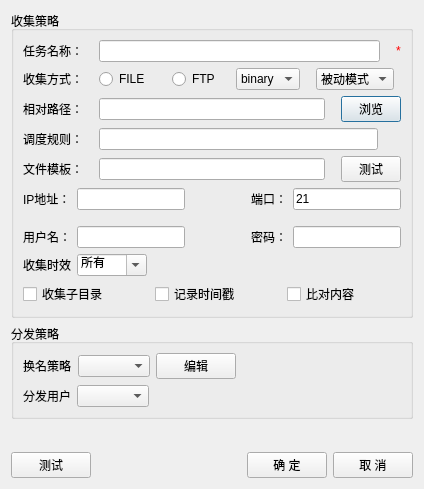
Qt form apps/DataTransfer/ui/collect.ui (liubojun/DataTransfer) before a commit.
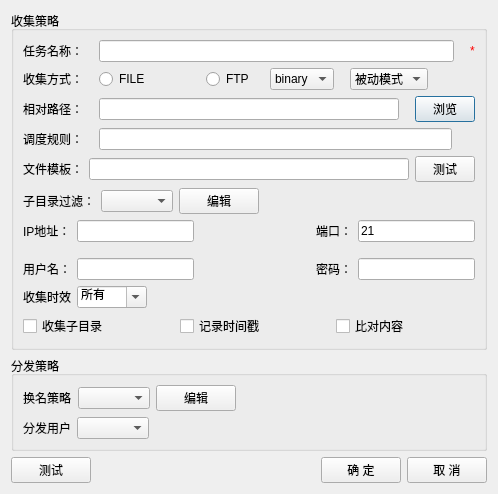
The same form after that commit. Icons and pictures are not drawn.

Commit message: 支持子目录文件名过滤

```diff
--- a/apps/DataTransfer/ui/collect.ui
+++ b/apps/DataTransfer/ui/collect.ui
@@ -6,20 +6,20 @@
    <rect>
     <x>0</x>
     <y>0</y>
-    <width>424</width>
-    <height>489</height>
+    <width>498</width>
+    <height>492</height>
    </rect>
   </property>
   <property name="windowTitle">
    <string>收集分发设置</string>
   </property>
-  <layout class="QVBoxLayout" name="verticalLayout_4">
+  <layout class="QVBoxLayout" name="verticalLayout_3">
    <item>
     <widget class="QGroupBox" name="groupBox">
      <property name="title">
       <string>收集策略</string>
      </property>
-     <layout class="QVBoxLayout" name="verticalLayout_3">
+     <layout class="QVBoxLayout" name="verticalLayout">
       <item>
        <layout class="QHBoxLayout" name="horizontalLayout">
         <property name="spacing">
@@ -201,22 +201,12 @@
       </item>
       <item>
        <layout class="QHBoxLayout" name="horizontalLayout_5">
-        <property name="spacing">
-         <number>16</number>
-        </property>
         <item>
-         <layout class="QVBoxLayout" name="verticalLayout">
-          <property name="spacing">
-           <number>16</number>
+         <widget class="QLabel" name="label_5">
+          <property name="text">
+           <string>文件模板：</string>
           </property>
-          <item>
-           <widget class="QLabel" name="label_5">
-            <property name="text">
-             <string>文件模板：</string>
-            </property>
-           </widget>
-          </item>
-         </layout>
+         </widget>
         </item>
         <item>
          <widget class="QLineEdit" name="lineEdit_4"/>
@@ -236,6 +226,40 @@
         </item>
        </layout>
       </item>
+      <item>
+       <layout class="QHBoxLayout" name="horizontalLayout_11">
+        <item>
+         <widget class="QLabel" name="label_13">
+          <property name="text">
+           <string>子目录过滤：</string>
+          </property>
+         </widget>
+        </item>
+        <item>
+         <widget class="QComboBox" name="cbx_subdirfilter"/>
+        </item>
+        <item>
+         <widget class="QPushButton" name="pbt_subdirfilter">
+          <property name="text">
+           <string>编辑</string>
+          </property>
+         </widget>
+        </item>
+        <item>
+         <spacer name="horizontalSpacer_12">
+          <property name="orientation">
+           <enum>Qt::Horizontal</enum>
+          </property>
+          <property name="sizeHint" stdset="0">
+           <size>
+            <width>40</width>
+            <height>20</height>
+           </size>
+          </property>
+         </spacer>
+        </item>
+       </layout>
+      </item>
       <item>
        <layout class="QGridLayout" name="gridLayout">
         <property name="verticalSpacing">
```
The commit also changes 20 other files.
